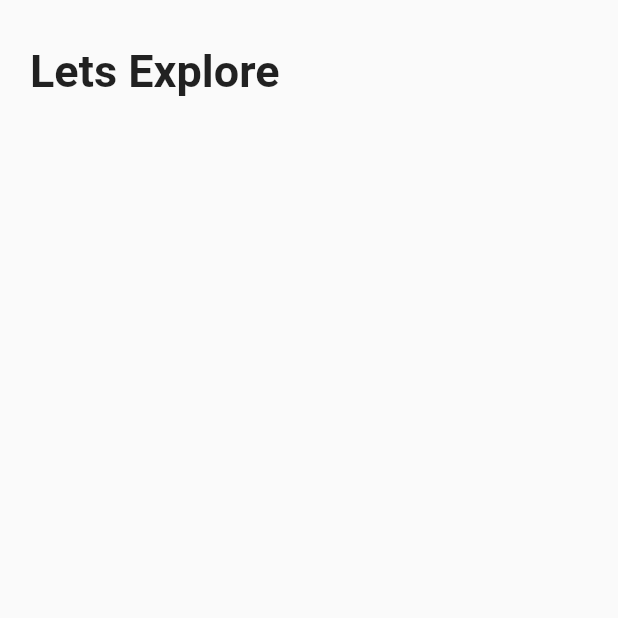
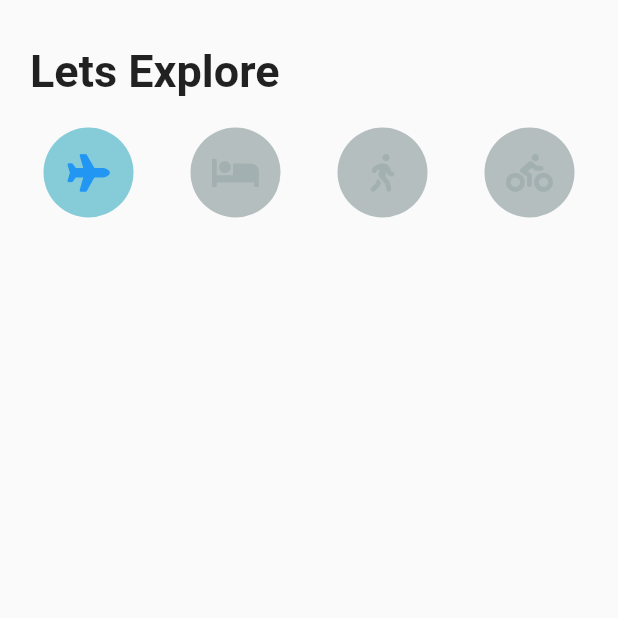
Before and after one commit to dawirashid/travelapp_demo, a Flutter app: the screen it shows after launch, on a phone screen of 412 x 824 dp, the top half of it. Run offline on Flutter 3.47's test engine with Material 2 defaults, Android fonts, the phone set to English and light mode, and no system bars; our stand-ins replace font_awesome_flutter.

Commit message:
add Row horizontal

```diff
--- a/lib/home_screen.dart
+++ b/lib/home_screen.dart
@@ -1,4 +1,6 @@
+import 'package:flutter/foundation.dart';
 import 'package:flutter/material.dart';
+import 'package:font_awesome_flutter/font_awesome_flutter.dart';
 
 class HomeScreen extends StatefulWidget {
   const HomeScreen({Key? key}) : super(key: key);
@@ -8,14 +10,52 @@ class HomeScreen extends StatefulWidget {
 }
 
 class _HomeScreenState extends State<HomeScreen> {
+
+
+  int _selectedIndex = 0;  // method for selected item that can change
+
+  final List<IconData> _icons = [
+    FontAwesomeIcons.plane,
+    FontAwesomeIcons.bed,
+    FontAwesomeIcons.walking,
+    FontAwesomeIcons.biking,
+  ];
+
+  Widget _buildicon(int index) {
+    return GestureDetector(        // used gesture detector
+      onTap: (){
+        setState(() {
+          _selectedIndex = index;
+        });
+        if (kDebugMode) {
+          print(_selectedIndex);
+        }
+      },
+      child: Container(
+        height: 60,
+        width: 60,
+        decoration: BoxDecoration(
+          color: _selectedIndex == index ? Theme.of(context).colorScheme.secondary: const Color( // _selectedIndex for color change when selected
+              0xc19eabac),
+          borderRadius: BorderRadius.circular(30),
+        ),
+        child: Icon(
+          _icons[index],
+          size: 25,
+          color: _selectedIndex == index?Theme.of(context).primaryColor: const Color(0xc19eabac),
+        ),
+      ),
+    );
+  }
+
   @override
   Widget build(BuildContext context) {
     return Scaffold(
       body: SafeArea(
         child: ListView(
-          padding: const EdgeInsets.symmetric(vertical: 30,horizontal: 10),
-          children: const [
-            Padding(
+          padding: const EdgeInsets.symmetric(vertical: 30, horizontal: 10),
+          children: [
+            const Padding(
               padding: EdgeInsets.only(left: 10, right: 120),
               child: Text(
                 'Lets Explore',
@@ -25,8 +65,20 @@ class _HomeScreenState extends State<HomeScreen> {
                 ),
               ),
             ),
+            const SizedBox(
+              height: 20,
+            ),
+            Row(
+              mainAxisAlignment: MainAxisAlignment.spaceAround,
+                children: _icons
+                    .asMap()
+                    .entries
+                    .map(
+                      (MapEntry map) => _buildicon(map.key),
+                    )
+                    .toList()),
           ],
-        ), // used listview because it will be scrollable
+        ), // used listview because it will be scrollable for all ui
       ),
     );
   }
--- a/lib/main.dart
+++ b/lib/main.dart
@@ -16,11 +16,10 @@ class MyApp extends StatelessWidget {
       title: 'Travel UI',
       debugShowCheckedModeBanner: false,
       theme: ThemeData(
-        primaryColor: const Color(0xc1791717),
-        colorScheme: ColorScheme.fromSwatch().copyWith(
-          secondary: const Color(0xc1176a79),
-          background: const Color(0xc1bbdae3),
-        ),
+        colorScheme: ColorScheme.fromSwatch(
+          accentColor: const Color(0xc160bccd),
+          backgroundColor: const Color(0xc1bbdae3),
+        ).copyWith(),
       ),
       home: const HomeScreen(),
     );
```
